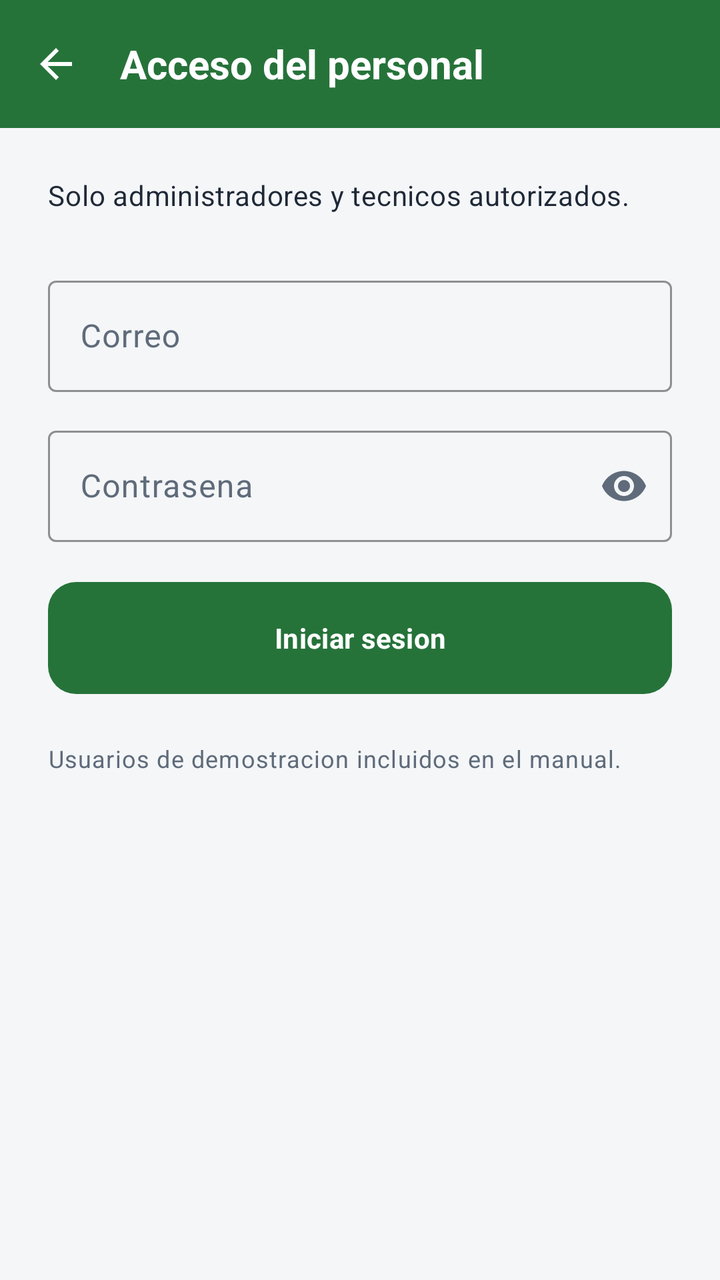
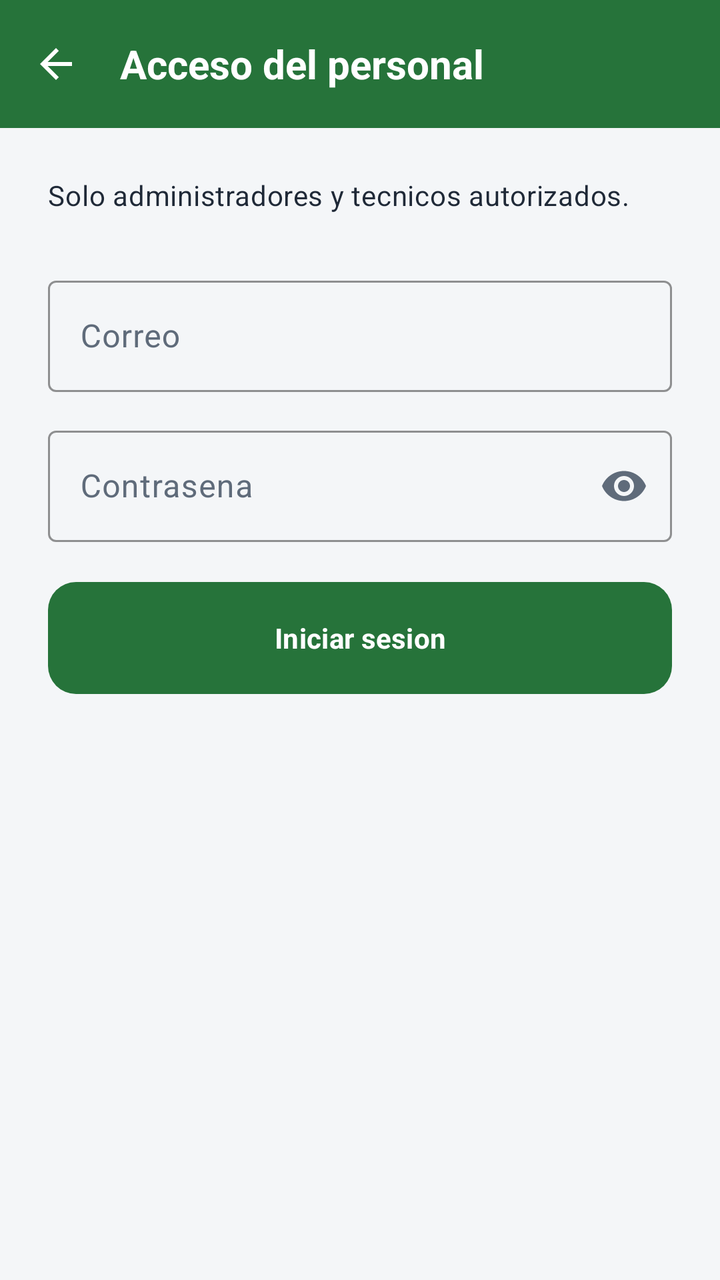

Two renders of the same Android screen: before a commit and after it. Below are the layout's source before the change and the commit's diff.
<!-- AndroidManifest.xml: application theme Theme.AppMunicipal -->
<!-- res/layout/activity_login.xml -->
<?xml version="1.0" encoding="utf-8"?>
<LinearLayout xmlns:android="http://schemas.android.com/apk/res/android"
    xmlns:app="http://schemas.android.com/apk/res-auto"
    android:layout_width="match_parent"
    android:layout_height="match_parent"
    android:background="@color/municipal_background"
    android:orientation="vertical">

    <com.google.android.material.appbar.MaterialToolbar
        android:id="@+id/toolbar"
        android:layout_width="match_parent"
        android:layout_height="wrap_content"
        android:minHeight="?attr/actionBarSize"
        app:navigationIcon="@drawable/ic_arrow_back_24"
        app:title="@string/login_titulo" />

    <ScrollView
        android:layout_width="match_parent"
        android:layout_height="0dp"
        android:layout_weight="1"
        android:clipToPadding="false"
        android:fillViewport="true">

        <LinearLayout
            android:layout_width="match_parent"
            android:layout_height="wrap_content"
            android:orientation="vertical"
            android:padding="@dimen/espacio_grande">

            <TextView
                android:layout_width="match_parent"
                android:layout_height="wrap_content"
                android:text="@string/login_subtitulo"
                android:textAppearance="@style/TextAppearance.AppMunicipal.Cuerpo" />

            <com.google.android.material.textfield.TextInputLayout
                android:id="@+id/layoutEmail"
                style="@style/Widget.AppMunicipal.Campo"
                android:layout_width="match_parent"
                android:layout_height="wrap_content"
                android:layout_marginTop="28dp"
                android:hint="@string/login_correo">

                <com.google.android.material.textfield.TextInputEditText
                    android:id="@+id/editEmail"
                    android:layout_width="match_parent"
                    android:layout_height="wrap_content"
                    android:autofillHints="emailAddress"
                    android:inputType="textEmailAddress"
                    android:textColor="@color/municipal_text" />
            </com.google.android.material.textfield.TextInputLayout>

            <com.google.android.material.textfield.TextInputLayout
                android:id="@+id/layoutPassword"
                style="@style/Widget.AppMunicipal.Campo"
                android:layout_width="match_parent"
                android:layout_height="wrap_content"
                android:layout_marginTop="14dp"
                android:hint="@string/login_password"
                app:endIconMode="password_toggle">

                <com.google.android.material.textfield.TextInputEditText
                    android:id="@+id/editPassword"
                    android:layout_width="match_parent"
                    android:layout_height="wrap_content"
                    android:autofillHints="password"
                    android:imeOptions="actionDone"
                    android:inputType="textPassword"
                    android:textColor="@color/municipal_text" />
            </com.google.android.material.textfield.TextInputLayout>

            <ProgressBar
                android:id="@+id/progressLogin"
                android:layout_width="wrap_content"
                android:layout_height="wrap_content"
                android:layout_gravity="center_horizontal"
                android:layout_marginTop="18dp"
                android:visibility="gone" />

            <com.google.android.material.button.MaterialButton
                android:id="@+id/buttonLogin"
                style="@style/Widget.AppMunicipal.Boton.Primario"
                android:layout_width="match_parent"
                android:layout_height="56dp"
                android:layout_marginTop="20dp"
                android:text="@string/login_entrar" />

            <TextView
                android:layout_width="match_parent"
                android:layout_height="wrap_content"
                android:layout_marginTop="@dimen/espacio_grande"
                android:text="@string/login_nota_demo"
                android:textAppearance="@style/TextAppearance.AppMunicipal.Apoyo" />
        </LinearLayout>
    </ScrollView>
</LinearLayout>
<!-- resources referenced by this layout -->
<resources>
  <color name="municipal_background">#F4F6F8</color>
  <color name="municipal_text">#1F2937</color>
  <dimen name="espacio_grande">24dp</dimen>
  <!-- drawable ic_arrow_back_24 (drawable) -->
  <vector xmlns:android="http://schemas.android.com/apk/res/android"
      android:width="24dp"
      android:height="24dp"
      android:viewportWidth="24"
      android:viewportHeight="24"
      android:tint="?attr/colorControlNormal">
      <path
          android:fillColor="@android:color/white"
          android:pathData="M20,11H7.83l5.59,-5.59L12,4l-8,8 8,8 1.41,-1.41L7.83,13H20v-2z" />
  </vector>
  <string name="login_correo">Correo</string>
  <string name="login_entrar">Iniciar sesion</string>
  <string name="login_nota_demo">Usuarios de demostracion incluidos en el manual.</string>
  <string name="login_password">Contrasena</string>
  <string name="login_subtitulo">Solo administradores y tecnicos autorizados.</string>
  <string name="login_titulo">Acceso del personal</string>
  <style name="TextAppearance.AppMunicipal.Apoyo" parent="TextAppearance.Material3.BodySmall">
          <item name="android:textColor">@color/municipal_muted</item>
      </style>
  <style name="TextAppearance.AppMunicipal.Cuerpo" parent="TextAppearance.Material3.BodyMedium">
          <item name="android:textColor">@color/municipal_text</item>
      </style>
  <style name="Widget.AppMunicipal.Boton.Primario" parent="Widget.Material3.Button">
          <item name="android:minHeight">@dimen/alto_boton</item>
          <item name="android:insetTop">0dp</item>
          <item name="android:insetBottom">0dp</item>
          <item name="backgroundTint">@color/municipal_green</item>
          <item name="android:textColor">#FFFFFF</item>
          <item name="android:textStyle">bold</item>
          <item name="cornerRadius">@dimen/radio_boton</item>
      </style>
  <style name="Widget.AppMunicipal.Campo" parent="Widget.Material3.TextInputLayout.OutlinedBox">
          <item name="boxStrokeColor">@color/municipal_green</item>
          <item name="hintTextColor">@color/municipal_muted</item>
      </style>
  <color name="municipal_muted">#5F6B7A</color>
  <dimen name="alto_boton">48dp</dimen>
  <color name="municipal_green">#26733A</color>
  <dimen name="radio_boton">14dp</dimen>
  <color name="municipal_green_soft">#E7F3EA</color>
  <color name="municipal_green_dark">#1B5429</color>
  <color name="municipal_yellow">#E2B93B</color>
  <color name="municipal_danger">#B42318</color>
  <color name="municipal_surface">#FFFFFF</color>
  <color name="municipal_surface_alt">#EEF2F5</color>
  <color name="municipal_border">#D9E1E8</color>
  <color name="toolbar_background">#26733A</color>
  <style name="Widget.AppMunicipal.Card" parent="Widget.Material3.CardView.Outlined">
          <item name="cardBackgroundColor">@color/municipal_surface</item>
          <item name="cardCornerRadius">@dimen/radio_tarjeta</item>
          <item name="cardElevation">0dp</item>
          <item name="strokeColor">@color/municipal_border</item>
          <item name="strokeWidth">1dp</item>
      </style>
  <color name="toolbar_on_background">#FFFFFF</color>
  <color name="toolbar_subtitle">#CFE4D6</color>
  <style name="TextAppearance.AppMunicipal.ToolbarTitle" parent="TextAppearance.Material3.TitleLarge">
          <item name="android:textSize">20sp</item>
          <item name="android:textStyle">bold</item>
      </style>
  <style name="TextAppearance.AppMunicipal.ToolbarSubtitle" parent="TextAppearance.Material3.BodySmall">
          <item name="android:textSize">13sp</item>
      </style>
  <dimen name="radio_tarjeta">18dp</dimen>
  <!-- unchanged entries left out for length: 2 -->
</resources>

<!-- the commit's change to res/layout/activity_login.xml (unified diff, before → after) -->
@@ -85,12 +85,6 @@
                 android:layout_marginTop="20dp"
                 android:text="@string/login_entrar" />
 
-            <TextView
-                android:layout_width="match_parent"
-                android:layout_height="wrap_content"
-                android:layout_marginTop="@dimen/espacio_grande"
-                android:text="@string/login_nota_demo"
-                android:textAppearance="@style/TextAppearance.AppMunicipal.Apoyo" />
         </LinearLayout>
     </ScrollView>
 </LinearLayout>
<!-- resource entries referenced after the edit -->
@@ -16,13 +16,9 @@
   </vector>
   <string name="login_correo">Correo</string>
   <string name="login_entrar">Iniciar sesion</string>
-  <string name="login_nota_demo">Usuarios de demostracion incluidos en el manual.</string>
   <string name="login_password">Contrasena</string>
   <string name="login_subtitulo">Solo administradores y tecnicos autorizados.</string>
   <string name="login_titulo">Acceso del personal</string>
-  <style name="TextAppearance.AppMunicipal.Apoyo" parent="TextAppearance.Material3.BodySmall">
-          <item name="android:textColor">@color/municipal_muted</item>
-      </style>
   <style name="TextAppearance.AppMunicipal.Cuerpo" parent="TextAppearance.Material3.BodyMedium">
           <item name="android:textColor">@color/municipal_text</item>
       </style>
